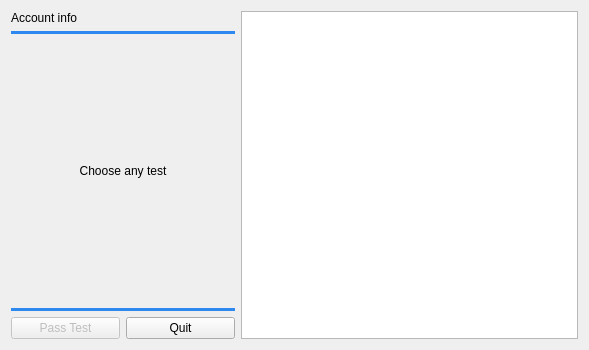
First picture: the form in mainwindow.ui, repository Wooderan/TestiMy, before the edit.
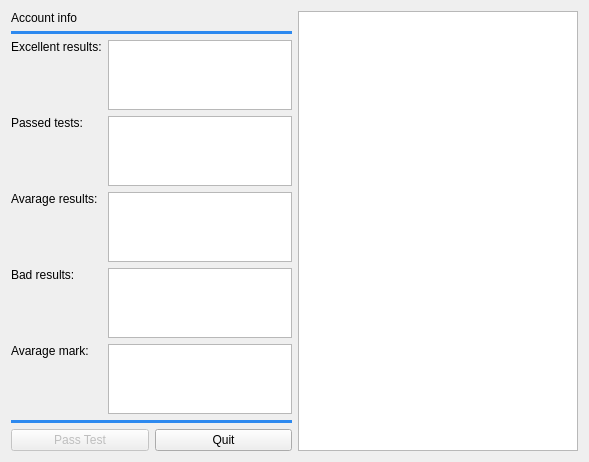
Second picture: the form after the edit.

Patch:
```diff
--- a/mainwindow.ui
+++ b/mainwindow.ui
@@ -14,9 +14,9 @@
    <string>MainWindow</string>
   </property>
   <widget class="QWidget" name="centralWidget">
-   <layout class="QHBoxLayout" name="horizontalLayout" stretch="2,3">
+   <layout class="QHBoxLayout" name="horizontalLayout" stretch="1,1">
     <item>
-     <layout class="QVBoxLayout" name="verticalLayout" stretch="0,0,1,0,0">
+     <layout class="QVBoxLayout" name="verticalLayout" stretch="0,0,0,0,0">
       <item>
        <widget class="QLabel" name="label_accountInfo">
         <property name="text">
@@ -39,14 +39,117 @@
        </widget>
       </item>
       <item>
-       <widget class="QLabel" name="label_testInfo">
-        <property name="text">
-         <string>Choose any test</string>
+       <layout class="QGridLayout" name="gridLayout">
+        <property name="sizeConstraint">
+         <enum>QLayout::SetDefaultConstraint</enum>
         </property>
-        <property name="alignment">
-         <set>Qt::AlignCenter</set>
-        </property>
-       </widget>
+        <item row="3" column="2">
+         <widget class="QTextBrowser" name="textBrowser_3">
+          <property name="sizePolicy">
+           <sizepolicy hsizetype="Expanding" vsizetype="Maximum">
+            <horstretch>0</horstretch>
+            <verstretch>0</verstretch>
+           </sizepolicy>
+          </property>
+         </widget>
+        </item>
+        <item row="4" column="2">
+         <widget class="QTextBrowser" name="textBrowser_4">
+          <property name="sizePolicy">
+           <sizepolicy hsizetype="Expanding" vsizetype="Maximum">
+            <horstretch>0</horstretch>
+            <verstretch>0</verstretch>
+           </sizepolicy>
+          </property>
+         </widget>
+        </item>
+        <item row="5" column="1">
+         <widget class="QLabel" name="label_5">
+          <property name="text">
+           <string>Avarage mark:</string>
+          </property>
+          <property name="alignment">
+           <set>Qt::AlignLeading|Qt::AlignLeft|Qt::AlignTop</set>
+          </property>
+         </widget>
+        </item>
+        <item row="2" column="1">
+         <widget class="QLabel" name="label_2">
+          <property name="text">
+           <string>Passed tests:</string>
+          </property>
+          <property name="alignment">
+           <set>Qt::AlignLeading|Qt::AlignLeft|Qt::AlignTop</set>
+          </property>
+         </widget>
+        </item>
+        <item row="2" column="2">
+         <widget class="QTextBrowser" name="textBrowser_2">
+          <property name="sizePolicy">
+           <sizepolicy hsizetype="Expanding" vsizetype="Maximum">
+            <horstretch>0</horstretch>
+            <verstretch>0</verstretch>
+           </sizepolicy>
+          </property>
+         </widget>
+        </item>
+        <item row="5" column="2">
+         <widget class="QTextBrowser" name="textBrowser_5">
+          <property name="sizePolicy">
+           <sizepolicy hsizetype="Expanding" vsizetype="Maximum">
+            <horstretch>0</horstretch>
+            <verstretch>0</verstretch>
+           </sizepolicy>
+          </property>
+         </widget>
+        </item>
+        <item row="4" column="1">
+         <widget class="QLabel" name="label_4">
+          <property name="text">
+           <string>Bad results:</string>
+          </property>
+          <property name="alignment">
+           <set>Qt::AlignLeading|Qt::AlignLeft|Qt::AlignTop</set>
+          </property>
+         </widget>
+        </item>
+        <item row="3" column="1">
+         <widget class="QLabel" name="label_3">
+          <property name="text">
+           <string>Avarage results:</string>
+          </property>
+          <property name="alignment">
+           <set>Qt::AlignLeading|Qt::AlignLeft|Qt::AlignTop</set>
+          </property>
+         </widget>
+        </item>
+        <item row="1" column="1">
+         <widget class="QLabel" name="label_1">
+          <property name="sizePolicy">
+           <sizepolicy hsizetype="Preferred" vsizetype="Preferred">
+            <horstretch>0</horstretch>
+            <verstretch>0</verstretch>
+           </sizepolicy>
+          </property>
+          <property name="text">
+           <string>Excellent results:</string>
+          </property>
+          <property name="alignment">
+           <set>Qt::AlignLeading|Qt::AlignLeft|Qt::AlignTop</set>
+          </property>
+         </widget>
+        </item>
+        <item row="1" column="2">
+         <widget class="QTextBrowser" name="textBrowser_1">
+          <property name="sizePolicy">
+           <sizepolicy hsizetype="Expanding" vsizetype="Maximum">
+            <horstretch>0</horstretch>
+            <verstretch>0</verstretch>
+           </sizepolicy>
+          </property>
+         </widget>
+        </item>
+       </layout>
       </item>
       <item>
        <widget class="QFrame" name="frame">
@@ -87,11 +190,17 @@
     </item>
     <item>
      <widget class="QTreeView" name="listView_tests">
+      <property name="sizePolicy">
+       <sizepolicy hsizetype="Expanding" vsizetype="Expanding">
+        <horstretch>0</horstretch>
+        <verstretch>0</verstretch>
+       </sizepolicy>
+      </property>
       <property name="headerHidden">
        <bool>false</bool>
       </property>
       <attribute name="headerVisible">
-       <bool>false</bool>
+       <bool>true</bool>
       </attribute>
      </widget>
     </item>
```
